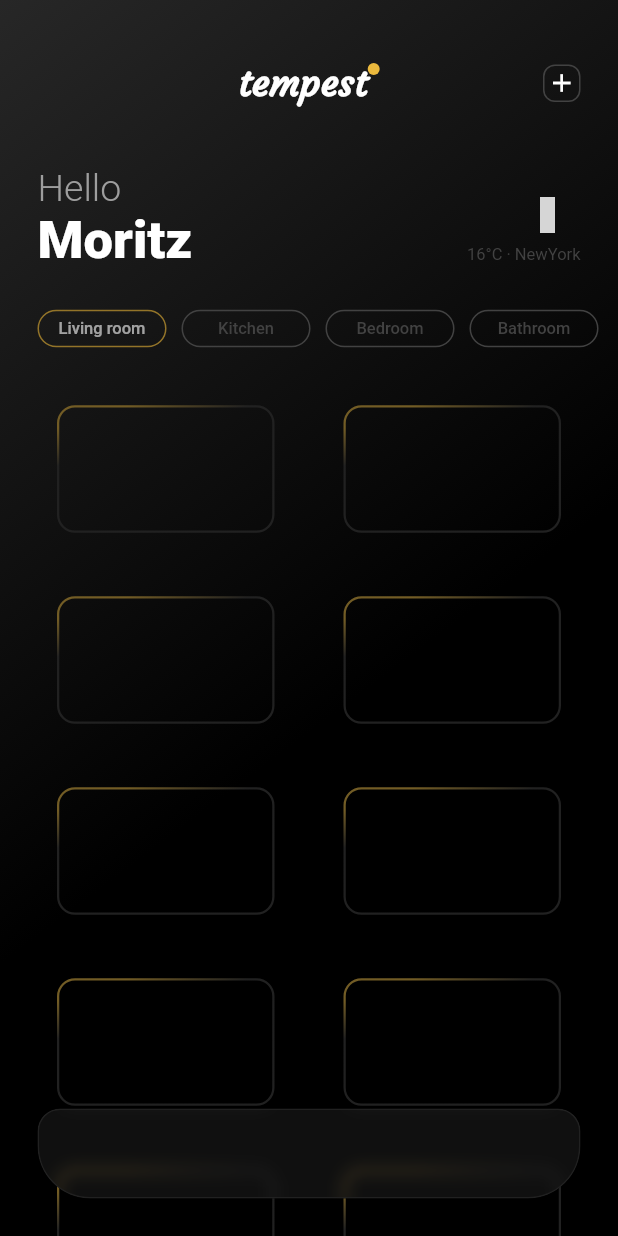
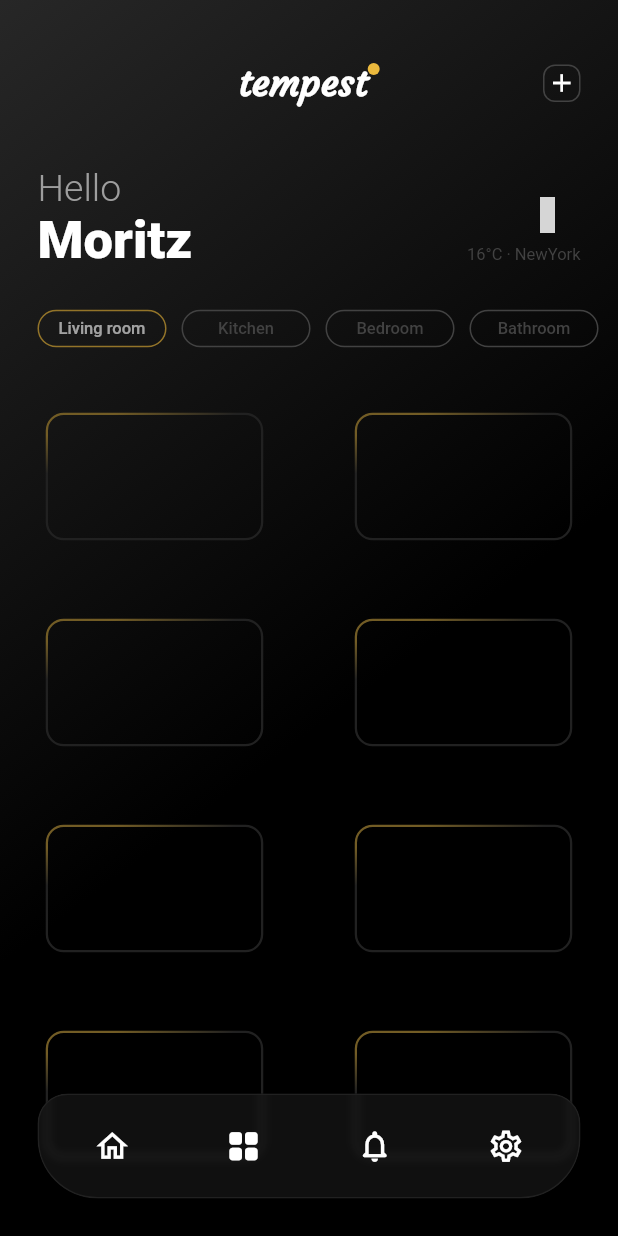
Before and after one commit to yashesh07/dyfolabs_assignment, a Flutter app: the screen it shows after launch, on a phone screen of 412 x 824 dp. Run offline on Flutter 3.47's test engine with Material 2 defaults, Android fonts, the phone set to English and light mode, and no system bars; missing offline and left inert: flutter_weather_icons; grey boxes are pictures that could not be loaded.

Commit message:
bug solved

```diff
--- a/lib/screens/home_screen.dart
+++ b/lib/screens/home_screen.dart
@@ -13,15 +13,6 @@ class HomeScreen extends StatefulWidget {
 
 class _HomeScreenState extends State<HomeScreen> with TickerProviderStateMixin {
   late TabController _tabController;
-
-  int pageIndex = 0;
-
-  final pages = [
-    HomeScreen(),
-    HomeScreen(),
-    HomeScreen(),
-    HomeScreen(),
-  ];
 
   @override
   void initState() {
@@ -39,8 +30,8 @@ class _HomeScreenState extends State<HomeScreen> with TickerProviderStateMixin {
     return Scaffold(
       body: Container(
         decoration: kGradientBackgroundBoxDecoration,
-        child: SingleChildScrollView(
-          child: Column(
+        child: Column(mainAxisAlignment: MainAxisAlignment.start, children: [
+          Column(
             crossAxisAlignment: CrossAxisAlignment.stretch,
             children: [
               Padding(
@@ -206,13 +197,14 @@ class _HomeScreenState extends State<HomeScreen> with TickerProviderStateMixin {
                   ),
                 ),
               ),
-              const Padding(
-                padding: EdgeInsets.only(left: 15.0, right: 15.0, bottom: 15.0),
-                child: CardGridView(),
-              ),
             ],
           ),
-        ),
+          const Expanded(
+            child: SingleChildScrollView(
+              child: CardGridView(),
+            ),
+          ),
+        ]),
       ),
       extendBody: true,
       bottomNavigationBar: const CustomBottomNavigationBar(),
--- a/lib/widgets/bottom_navigation_bar.dart
+++ b/lib/widgets/bottom_navigation_bar.dart
@@ -1,5 +1,6 @@
 import 'dart:ui';
 
+import 'package:dyfolabs_assignment/resources/constants.dart';
 import 'package:flutter/material.dart';
 
 class CustomBottomNavigationBar extends StatefulWidget {
@@ -20,29 +21,45 @@ class _CustomBottomNavigationBarState extends State<CustomBottomNavigationBar> {
         right: 0,
         child: buildBlur(
           borderRadius: const BorderRadius.only(
-            topLeft: Radius.circular(15),
-            topRight: Radius.circular(15),
-            bottomRight: Radius.circular(35),
-            bottomLeft: Radius.circular(35),
+            topLeft: Radius.circular(20),
+            topRight: Radius.circular(20),
+            bottomRight: Radius.circular(40),
+            bottomLeft: Radius.circular(40),
           ),
           child: Container(
-            height: 60,
+            height: 70,
             decoration: BoxDecoration(
               color: Colors.grey.withOpacity(0.1),
               borderRadius: const BorderRadius.only(
-                topLeft: Radius.circular(15),
-                topRight: Radius.circular(15),
-                bottomRight: Radius.circular(35),
-                bottomLeft: Radius.circular(35),
+                topLeft: Radius.circular(20),
+                topRight: Radius.circular(20),
+                bottomRight: Radius.circular(40),
+                bottomLeft: Radius.circular(40),
               ),
               border: Border.all(
                 color: Colors.grey.shade900,
                 width: 1,
               ),
             ),
-            child: Row(
-              mainAxisAlignment: MainAxisAlignment.spaceAround,
-              children: [],
+            child: Padding(
+              padding: EdgeInsets.symmetric(horizontal: 5),
+              child: Row(
+                mainAxisAlignment: MainAxisAlignment.spaceAround,
+                children: const [
+                  IconButton(
+                      onPressed: null,
+                      icon: Icon(Icons.home_outlined, size: 25, color: kWhiteColor,)),
+                  IconButton(
+                      onPressed: null,
+                      icon: Icon(Icons.grid_view_rounded, size: 25, color: kWhiteColor,)),
+                  IconButton(
+                      onPressed: null,
+                      icon: Icon(Icons.notifications_none_rounded, size: 25, color: kWhiteColor,)),
+                  IconButton(
+                      onPressed: null,
+                      icon: Icon(Icons.settings_outlined, size: 25, color: kWhiteColor,)),
+                ],
+              ),
             ),
           ),
         ),
@@ -53,8 +70,8 @@ class _CustomBottomNavigationBarState extends State<CustomBottomNavigationBar> {
   Widget buildBlur({
     @required Widget? child,
     BorderRadius? borderRadius,
-    double sigmaX = 5,
-    double sigmaY = 5,
+    double sigmaX = 3,
+    double sigmaY = 3,
   }) =>
       ClipRRect(
         borderRadius: borderRadius ?? BorderRadius.zero,
--- a/lib/widgets/grid_view.dart
+++ b/lib/widgets/grid_view.dart
@@ -9,17 +9,20 @@ class CardGridView extends StatefulWidget {
 }
 
 class _CardGridViewState extends State<CardGridView> {
+
+  final cardList = [];
+
   @override
   Widget build(BuildContext context) {
     return GridView.count(
-      padding: const EdgeInsets.only(bottom: 60.0),
+      padding: const EdgeInsets.only(bottom: 80.0),
       childAspectRatio: 3/2,
       mainAxisSpacing: 0,
       scrollDirection: Axis.vertical,
       shrinkWrap: true,
       physics: const ScrollPhysics(),
       crossAxisCount: 2,
-      children: List.generate(10, (index) {
+      children: List.generate( 15, (index) {
         return const Center(
           child: CardTile(),
         );
```
